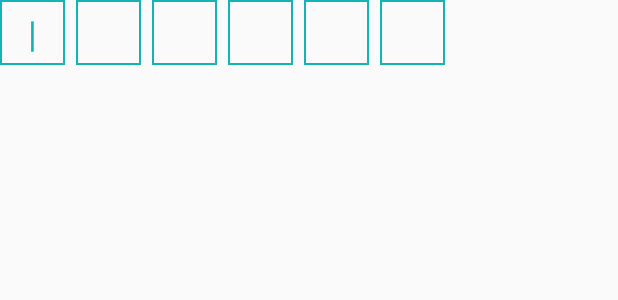
After one commit to wozaihu/jobdemo, an Android app: the layout activity_widgetviewdemo.xml on its own in the app's theme, with its tools: preview values and no code run, on a phone screen of 412 x 824 dp. The commit adds this screen. Shown: the top 300 px of the screen. Run offline under Robolectric (Android 15) with nearby library versions, the phone set to English and light mode, and no system bars.

Commit message:
自定义了验证码控件

```diff
--- a/app/src/main/AndroidManifest.xml
+++ b/app/src/main/AndroidManifest.xml
@@ -73,6 +73,7 @@
         <activity android:name=".baidu_map.BaiduMapDemo" />
         <activity android:name=".activity.CameraDemo" />
         <activity android:name=".activity.DialogDemo" />
+        <activity android:name=".activity.WidgetViewDemo" />
     </application>
 
 </manifest>
--- a/app/src/main/java/com/example/jobdemo/MainActivity.java
+++ b/app/src/main/java/com/example/jobdemo/MainActivity.java
@@ -9,6 +9,7 @@ import android.widget.Toast;
 
 import com.example.jobdemo.activity.CameraDemo;
 import com.example.jobdemo.activity.DialogDemo;
+import com.example.jobdemo.activity.WidgetViewDemo;
 import com.example.jobdemo.animation.GroupAnimation;
 import com.example.jobdemo.animation.MyAlpha;
 import com.example.jobdemo.animation.MyFrameAnimatoin;
@@ -37,6 +38,7 @@ import androidx.appcompat.app.AppCompatActivity;
 import androidx.core.content.ContextCompat;
 import androidx.recyclerview.widget.LinearLayoutManager;
 import androidx.recyclerview.widget.RecyclerView;
+
 import butterknife.BindView;
 import butterknife.ButterKnife;
 
@@ -60,6 +62,7 @@ public class MainActivity extends AppCompatActivity {
             , "集成百度地图展示"
             , "调用相机"
             , "dialogDEMO"
+            , "自定义viewDemo"
 
     };
     private List<Class> activityList;
@@ -106,6 +109,7 @@ public class MainActivity extends AppCompatActivity {
         activityList.add(BaiduMapDemo.class);
         activityList.add(CameraDemo.class);
         activityList.add(DialogDemo.class);
+        activityList.add(WidgetViewDemo.class);
 
     }
 
--- a/app/src/main/java/com/example/jobdemo/activity/DialogDemo.java
+++ b/app/src/main/java/com/example/jobdemo/activity/DialogDemo.java
@@ -46,7 +46,6 @@ public class DialogDemo extends BaseActivity {
     private void shwoCircularDialog(String title, String message) {
         AlertDialog.Builder builder = new AlertDialog.Builder(this);
         View view = LayoutInflater.from(this).inflate(R.layout.dialog_default, null);
-        TextView tvConfirm;
         TextView tvTitle = view.findViewById(R.id.tv_title);
         TextView tvMessage = view.findViewById(R.id.tv_message);
         TextView tv_cancel = view.findViewById(R.id.tv_cancel);
--- /dev/null
+++ b/app/src/main/java/com/example/jobdemo/widget/VerCodeInputView.java
@@ -0,0 +1,289 @@
+package com.example.jobdemo.widget;
+
+import android.content.Context;
+import android.content.res.TypedArray;
+import android.graphics.Color;
+import android.os.Build;
+import android.text.Editable;
+import android.text.InputFilter;
+import android.text.InputType;
+import android.text.TextWatcher;
+import android.util.AttributeSet;
+import android.util.Log;
+import android.view.GestureDetector;
+import android.view.Gravity;
+import android.view.MotionEvent;
+import android.view.View;
+import android.widget.EditText;
+import android.widget.FrameLayout;
+import android.widget.LinearLayout;
+import android.widget.TextView;
+
+
+import androidx.core.content.ContextCompat;
+
+import com.example.jobdemo.R;
+import com.example.jobdemo.util.DensityUtil;
+
+import java.lang.reflect.Field;
+import java.util.ArrayList;
+import java.util.List;
+
+/**
+ * @author Administrator
+ * @date 2020/6/11 9:34
+ * @desc
+ */
+
+/**
+ * Created by @author iblade.Wang on 2019/4/4.
+ * 验证码输入框
+ * EditText字号极小，且颜色透明
+ */
+
+public class VerCodeInputView extends FrameLayout {
+    /**
+     * 输入框个数
+     */
+    private int inputNum;
+    /**
+     * 输入框宽度
+     */
+    private int inputWidth;
+    private int inputHeight;
+    /**
+     * 输入框之间的间隔
+     */
+    private int childPadding;
+    /**
+     * 输入框背景
+     */
+    private int editTextBg;
+    /**
+     * 文本颜色
+     */
+    private int textColor;
+    /**
+     * 文本字体大小
+     */
+    private int textSize;
+    /**
+     * 输入类型
+     */
+    private int inputType;
+
+
+    public VerCodeInputView(Context context) {
+        this(context, null);
+    }
+
+    public VerCodeInputView(Context context, AttributeSet attrs) {
+        this(context, attrs, 0);
+
+    }
+
+    public VerCodeInputView(Context context, AttributeSet attrs, int defStyleAttr) {
+        super(context, attrs, defStyleAttr);
+        TypedArray ta = context.getTheme().obtainStyledAttributes(attrs, R.styleable.VerCodeInputView, defStyleAttr, 0);
+        inputNum = ta.getInteger(R.styleable.VerCodeInputView_inputNum, 6);
+        inputWidth = ta.getDimensionPixelSize(R.styleable.VerCodeInputView_inputWidth, DensityUtil.INSTANCE.dip2px(43f));
+        inputHeight = inputWidth;
+        childPadding = ta.getDimensionPixelSize(R.styleable.VerCodeInputView_inputPadding, DensityUtil.INSTANCE.dip2px(7.5f));
+        textColor = ta.getColor(R.styleable.VerCodeInputView_inputTxtColor, Color.parseColor("#333333"));
+        textSize = ta.getDimensionPixelSize(R.styleable.VerCodeInputView_inputTxtSize, 24);
+        editTextBg = ta.getResourceId(R.styleable.VerCodeInputView_inputBg, R.drawable.selector_bg_edit);
+        inputType = ta.getInt(R.styleable.VerCodeInputView_inputType, InputType.TYPE_CLASS_NUMBER);
+        ta.recycle();
+        textViewList = new ArrayList<>(inputNum);
+        initViews(context);
+    }
+
+    private List<TextView> textViewList;
+    private EditText editText;
+
+    private void initViews(Context context) {
+        textViewList = new ArrayList<>(inputNum);
+        LinearLayout llTextViewRoot = new LinearLayout(getContext());
+        LayoutParams layoutParams = new LayoutParams(LayoutParams.MATCH_PARENT, LayoutParams.WRAP_CONTENT);
+        llTextViewRoot.setLayoutParams(layoutParams);
+        llTextViewRoot.setOrientation(LinearLayout.HORIZONTAL);
+        addView(llTextViewRoot);
+        for (int i = 0; i < inputNum; i++) {
+            TextView textView = new TextView(getContext());
+            LinearLayout.LayoutParams params = new LinearLayout.LayoutParams(inputWidth, inputHeight);
+            if (i != inputNum - 1) {//最后一个textView 不设置margin
+                params.rightMargin = childPadding;
+            }
+            params.gravity = Gravity.CENTER;
+            textView.setLayoutParams(params);
+            textView.setTextColor(textColor);
+            textView.setTextSize(textSize);
+            textView.setGravity(Gravity.CENTER);
+            textView.setFilters(new InputFilter[]{new InputFilter.LengthFilter(1)});
+            textView.setInputType(inputType);
+            textView.setBackgroundResource(editTextBg);
+            textView.setId(i);
+            textView.setTextColor(ContextCompat.getColor(context, R.color.green));
+            if (i == 0) {
+                textView.setText("|");
+            }
+            llTextViewRoot.addView(textView);
+            textViewList.add(textView);
+        }
+        editText = new EditText(getContext());
+        LayoutParams layoutParam2 = new LayoutParams(LayoutParams.MATCH_PARENT, inputHeight);
+        editText.setLayoutParams(layoutParam2);
+        editText.setTextSize(0.0001f);
+        //设置透明光标，如果直接不显示光标的话，长按粘贴会没效果
+        try {
+            Field f = TextView.class.getDeclaredField("mCursorDrawableRes");
+            f.setAccessible(true);
+            f.set(editText, R.drawable.edit_cursor_bg_transparent);
+//            f.set(editText, R.color.green);
+        } catch (Exception e) {
+            e.printStackTrace();
+        }
+        editText.setFilters(new InputFilter[]{new InputFilter.LengthFilter(inputNum)});
+        editText.setInputType(inputType);
+        editText.setTextColor(ContextCompat.getColor(getContext(), R.color.transparent));
+        if (Build.VERSION.SDK_INT >= Build.VERSION_CODES.JELLY_BEAN) {
+            editText.setBackground(null);
+        } else {
+            editText.setBackgroundDrawable(null);
+        }
+        editText.addTextChangedListener(textWatcher);
+        addView(editText);
+        initListener();
+    }
+
+    private void initListener() {
+        //屏蔽双击： 好多手机双击会出现 选择 剪切 粘贴 的选项卡，
+        new GestureDetector(getContext(), new GestureDetector.SimpleOnGestureListener() {
+            @Override
+            public boolean onDoubleTap(MotionEvent e) {
+                return true;
+            }
+        });
+    }
+
+    private TextWatcher textWatcher = new TextWatcher() {
+        @Override
+        public void beforeTextChanged(CharSequence s, int start, int count, int after) {
+
+        }
+
+        @Override
+        public void onTextChanged(CharSequence s, int start, int before, int count) {
+
+        }
+
+        @Override
+        public void afterTextChanged(Editable editable) {
+            String inputContent = (null == editText.getText()) ? "" : editText.getText().toString();
+            //已经有输入时，屏蔽长按和光标
+            if (inputContent.length() > 0) {
+                editText.setLongClickable(false);
+                editText.setCursorVisible(false);
+            } else {
+                editText.setLongClickable(true);
+                editText.setCursorVisible(true);
+            }
+            if (listener != null && inputContent.length() >= inputNum) {
+                listener.onComplete(inputContent);
+            }
+            for (int i = 0, len = textViewList.size(); i < len; i++) {
+                TextView textView = textViewList.get(i);
+                if (i < inputContent.length()) {
+                    textView.setText(String.valueOf(inputContent.charAt(i)));
+                } else if (i == inputContent.length()) {
+                    textView.setText("|");
+                } else {
+                    textView.setText("");
+                }
+            }
+        }
+    };
+
+    private boolean isAuto = false;
+
+    /**
+     * 设置宽高自适应，单个框的宽度平分父布局总宽度
+     */
+    public void setAutoWidth() {
+        isAuto = true;
+        requestLayout();
+    }
+
+    public void setAutoWidth(int i) {
+        isAuto = true;
+        requestLayout();
+    }
+
+    @Override
+    protected void onMeasure(int widthMeasureSpec, int heightMeasureSpec) {
+        super.onMeasure(widthMeasureSpec, heightMeasureSpec);
+        int width = getMeasuredWidth();
+        if (isAuto && width > 0) {
+            isAuto = false;
+            //resetWH(width);
+            resetMargin(width);
+        }
+    }
+
+    /*    private void resetWH(int w) {
+            int paddings = childPadding * (inputNum - 1);
+            inputWidth = (w - paddings) / (inputNum);
+            inputHeight = inputWidth;
+            for (int i = 0, len = textViewList.size(); i < len; i++) {
+                View child = textViewList.get(i);
+                child.getLayoutParams().height = inputHeight;
+                child.getLayoutParams().width = inputWidth;
+            }
+            editText.getLayoutParams().height = inputHeight;
+        }*/
+    private void resetMargin(int width) {
+        Log.d("重新绘制验证码框", "resetMargin===" + width);
+        if (width > 0) {
+            int remainWidth = width - (inputNum * inputWidth);
+            if (remainWidth > 0 && inputNum > 1) {
+                childPadding = remainWidth / (inputNum - 1);
+                for (int i = 0, len = textViewList.size(); i < len; i++) {
+                    View child = textViewList.get(i);
+                    LinearLayout.LayoutParams params = (LinearLayout.LayoutParams) child.getLayoutParams();
+                    if (i != inputNum - 1) {//最后一个textView 不设置margin
+                        params.rightMargin = childPadding;
+                    }
+                    params.gravity = Gravity.CENTER;
+                    child.setLayoutParams(params);
+                    child.getLayoutParams().height = inputHeight;
+                    child.getLayoutParams().width = inputHeight;
+                }
+                editText.getLayoutParams().height = inputHeight;
+            }
+        }
+    }
+
+    /**
+     * 获取编辑框内容
+     *
+     * @return 编辑框内容
+     */
+    public String getEditContent() {
+        return editText.getText().toString();
+    }
+
+    public OnCompleteListener listener;
+
+    public void setOnCompleteListener(OnCompleteListener listener) {
+        this.listener = listener;
+    }
+
+    public interface OnCompleteListener {
+        /**
+         * 完成验证码的填写
+         *
+         * @param content 填写内容
+         */
+        void onComplete(String content);
+    }
+}
--- /dev/null
+++ b/app/src/main/res/drawable/edit_cursor_bg_transparent.xml
@@ -0,0 +1,8 @@
+<?xml version="1.0" encoding="utf-8"?>
+<shape xmlns:android="http://schemas.android.com/apk/res/android"
+    android:shape="rectangle">
+
+    <size android:width="0.01dp" />
+
+    <solid android:color="@android:color/transparent" />
+</shape>
--- /dev/null
+++ b/app/src/main/res/drawable/selector_bg_edit.xml
@@ -0,0 +1,6 @@
+<?xml version="1.0" encoding="utf-8"?>
+<shape xmlns:android="http://schemas.android.com/apk/res/android">
+    <stroke
+        android:width="1dp"
+        android:color="@color/green" />
+</shape>
--- /dev/null
+++ b/app/src/main/res/layout/activity_widgetviewdemo.xml
@@ -0,0 +1,14 @@
+<?xml version="1.0" encoding="utf-8"?>
+<androidx.constraintlayout.widget.ConstraintLayout xmlns:android="http://schemas.android.com/apk/res/android"
+    xmlns:tools="http://schemas.android.com/tools"
+    android:layout_width="match_parent"
+    android:layout_height="match_parent"
+    xmlns:app="http://schemas.android.com/apk/res-auto">
+    <com.example.jobdemo.widget.VerCodeInputView
+        android:id="@+id/vcd"
+        android:layout_width="match_parent"
+        android:layout_height="wrap_content"
+        android:minHeight="40dp"
+        app:layout_constraintTop_toTopOf="parent"
+        tools:ignore="MissingConstraints" />
+</androidx.constraintlayout.widget.ConstraintLayout>
--- a/app/src/main/res/values/colors.xml
+++ b/app/src/main/res/values/colors.xml
@@ -3,4 +3,7 @@
     <color name="colorPrimary">#008577</color>
     <color name="colorPrimaryDark">#00574B</color>
     <color name="colorAccent">#D81B60</color>
+    <color name="transparent">#00000000</color>
+    <color name="green">#13b5b1</color> <!-- 绿蓝 -->
+    <color name="white">#fff</color> <!-- 白色 -->
 </resources>
--- a/app/src/main/res/values/styles.xml
+++ b/app/src/main/res/values/styles.xml
@@ -14,4 +14,6 @@
         <item name="android:activityCloseEnterAnimation">@anim/finish_in</item>
         <item name="android:activityCloseExitAnimation">@anim/finish_out</item>
     </style>
+
+
 </resources>
```
Also changed, not shown: app/src/main/java/com/example/jobdemo/activity/WidgetViewDemo.java (added, +25 -0 lines), app/src/main/res/values/array.xml (+11 -0 lines).
